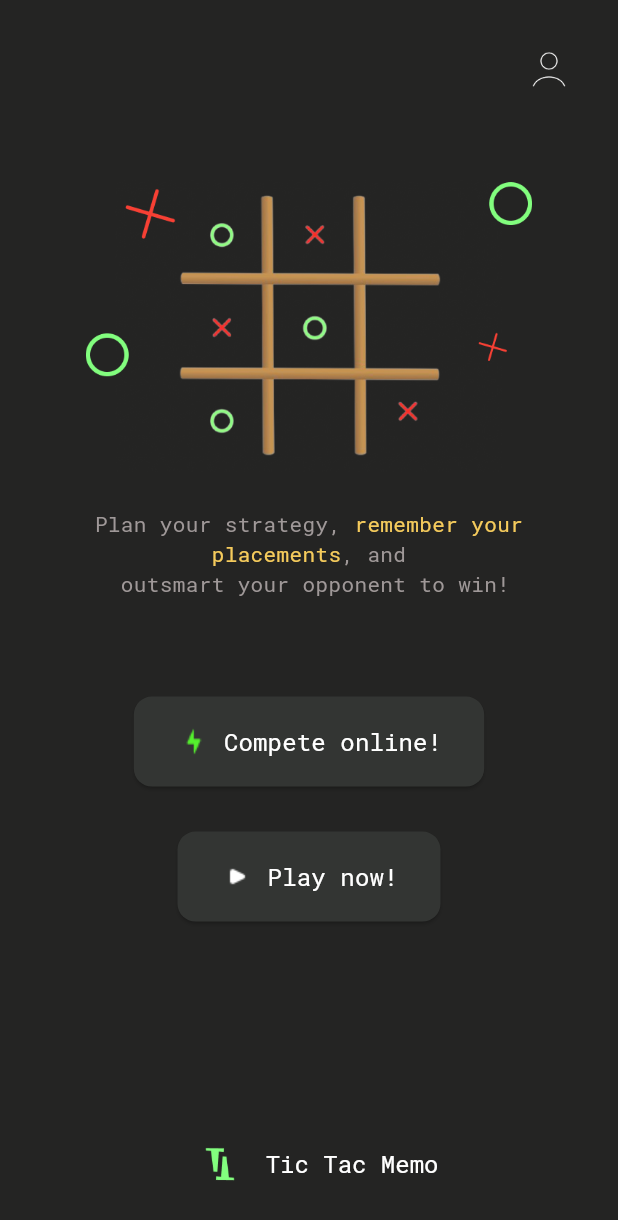
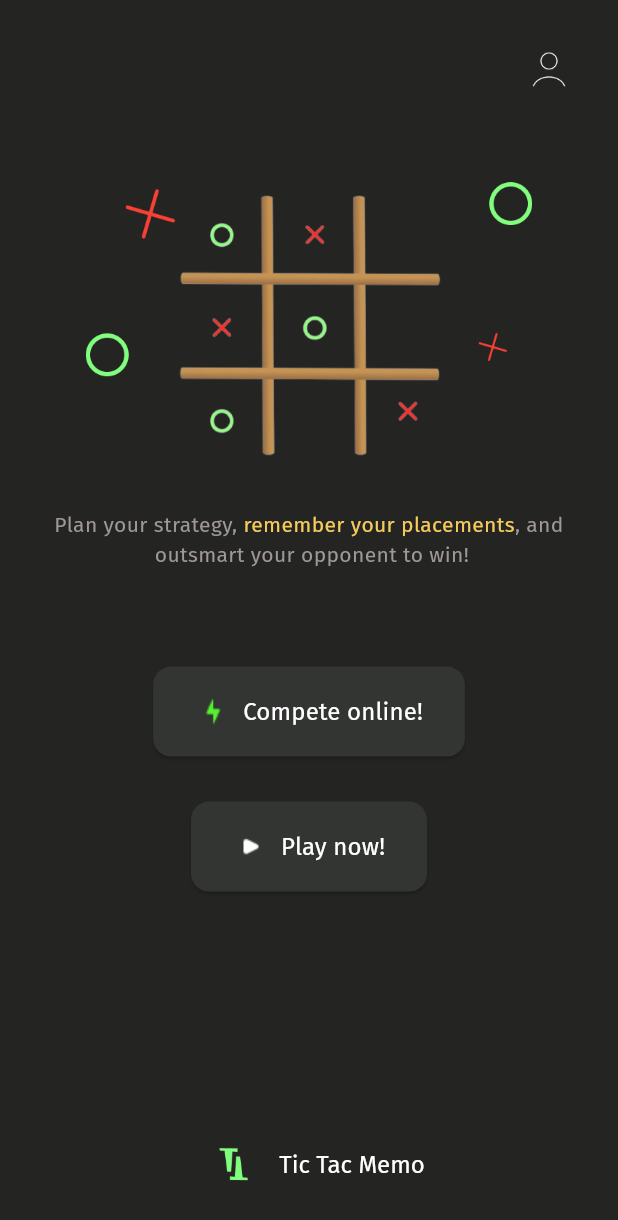
Before and after one commit to UnHired-Coder/BlindsPlay, a Flutter app: the screen it shows after launch, on a phone screen of 412 x 824 dp. Shown: the top 1220 px of the screen. Run offline on Flutter 3.47's test engine with Material 3 defaults, Android fonts, the light colour scheme and no system bars; our stand-ins replace audioplayers, equatable, flutter_bloc.

Commit message:
Font updated to Fira Sans

```diff
--- a/lib/config/constants.dart
+++ b/lib/config/constants.dart
@@ -8,5 +8,5 @@ class AppConstants {
   static const int waitingToStartTime = 1;
   static const int refreshPlaceholdersDuration = 3;
 
-  static const String fontFamily1 = "RobotoMono";
+  static const String fontFamily1 = "FiraSans";
 }
--- a/lib/presentation/screens/pages/profile_page.dart
+++ b/lib/presentation/screens/pages/profile_page.dart
@@ -177,8 +177,11 @@ class ProfileView extends StatelessWidget {
                               ],
                             ),
                             trailing: Container(
+                              width: 30,
+                              height: 30,
+                              alignment: Alignment.center,
                               decoration: BoxDecoration(
-                                  color: colour.withOpacity(0.3),
+                                  color: colour.withOpacity(0.1),
                                   borderRadius: const BorderRadius.all(
                                       Radius.circular(6))),
                               padding: const EdgeInsets.symmetric(
--- a/pubspec.yaml
+++ b/pubspec.yaml
@@ -86,6 +86,9 @@ flutter:
     - family: RobotoMono
       fonts:
         - asset: fonts/static/RobotoMono-VariableFont_wght.ttf
+    - family: FiraSans
+      fonts:
+        - asset: fonts/static/FiraSans-Regular.ttf
   # fonts:
   #   - family: Schyler
   #     fonts:
```
Also changed, not shown: fonts/static/FiraSans-Regular.ttf (added).
